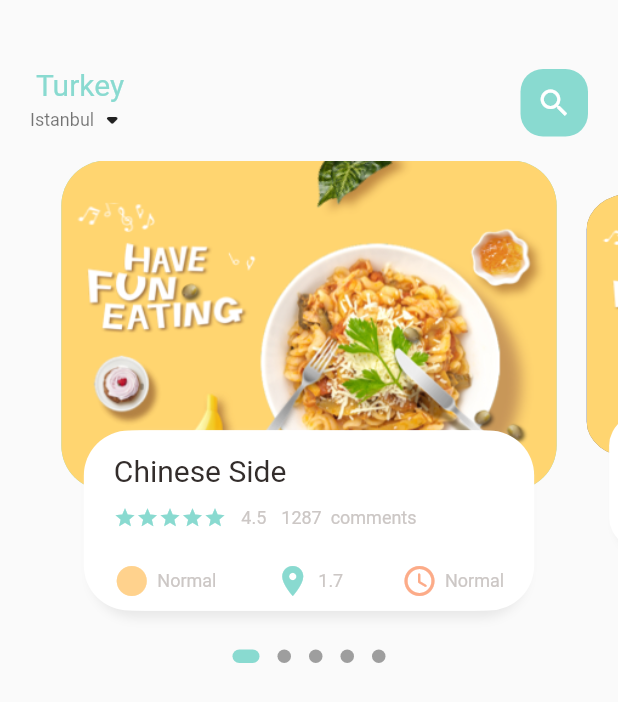
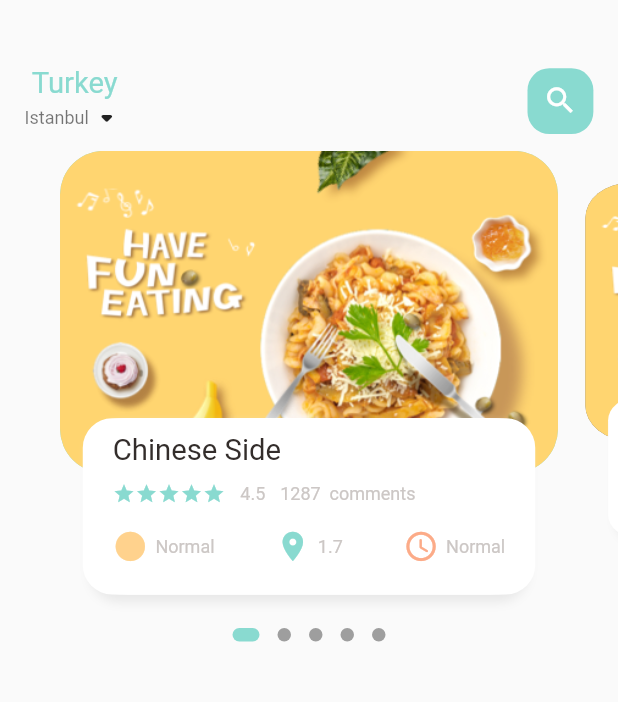
Before and after one commit to mehrdad03/food_delivery, a Flutter app: the screen it shows after launch, on a phone screen of 412 x 824 dp. Shown: the top 702 px of the screen. Run offline on Flutter 3.47's test engine with Material 2 defaults, Android fonts, the phone set to English and light mode, and no system bars; drawn by our look-alikes of dots_indicator; our stand-ins replace get.

Commit message:
responsive parameters

```diff
--- a/lib/home/food_page_body.dart
+++ b/lib/home/food_page_body.dart
@@ -2,6 +2,7 @@ import 'package:dots_indicator/dots_indicator.dart';
 import 'package:flutter/cupertino.dart';
 import 'package:flutter/material.dart';
 import 'package:food_delivery/utils/colors.dart';
+import 'package:food_delivery/utils/dimensions.dart';
 import 'package:food_delivery/widgets/big_text.dart';
 import 'package:food_delivery/widgets/icon_and_text_widget.dart';
 import 'package:food_delivery/widgets/small_text.dart';
@@ -20,7 +21,7 @@ class _FoodPageBodyState extends State<FoodPageBody> {
 
   var _currentPageValue = 0.0;
   double _scaleFactor = 0.8;
-  double _height = 220;
+  double _height = Dimensions.pageViewContainer;
 
   @override
   void initState() {
@@ -43,10 +44,11 @@ class _FoodPageBodyState extends State<FoodPageBody> {
 
   @override
   Widget build(BuildContext context) {
+    //print(MediaQuery.of(context).size.height.toString());
     return Column(
       children: [
         Container(
-          height: 320,
+          height: Dimensions.pageView,
           child: PageView.builder(
               controller: pageController,
               itemCount: 5,
@@ -102,10 +104,10 @@ class _FoodPageBodyState extends State<FoodPageBody> {
       child: Stack(
         children: [
           Container(
-              height: 220,
-              margin: const EdgeInsets.only(left: 10, right: 10),
+              height: Dimensions.pageViewContainer,
+              margin:  EdgeInsets.only(left: Dimensions.width10, right: Dimensions.width10),
               decoration: BoxDecoration(
-                borderRadius: BorderRadius.circular(30),
+                borderRadius: BorderRadius.circular(Dimensions.radius30),
                 color: index.isEven ? AppColors.mainColor : Colors.black54,
                 image: const DecorationImage(
                     fit: BoxFit.cover,
@@ -115,14 +117,14 @@ class _FoodPageBodyState extends State<FoodPageBody> {
             //like position widget
             alignment: Alignment.bottomCenter,
             child: Container(
-              height: 120,
-              margin: const EdgeInsets.only(
-                left: 30,
-                bottom: 20,
-                right: 30,
+              height: Dimensions.pageViewTextContainer,
+              margin:  EdgeInsets.only(
+                left: Dimensions.width30,
+                bottom: Dimensions.height20,
+                right: Dimensions.width30,
               ),
               decoration: BoxDecoration(
-                  borderRadius: BorderRadius.circular(30),
+                  borderRadius: BorderRadius.circular(Dimensions.radius20),
                   color: Colors.white,
                   boxShadow: const [
                     BoxShadow(
@@ -133,7 +135,7 @@ class _FoodPageBodyState extends State<FoodPageBody> {
                     BoxShadow(color: Colors.white, offset: Offset(5, 0)),
                   ]),
               child: Container(
-                padding: EdgeInsets.only(top: 15, left: 15, right: 15),
+                padding: EdgeInsets.only(top: Dimensions.height15, left: 15, right: 15),
                 child: Column(
                   crossAxisAlignment: CrossAxisAlignment.start,
                   children: [
@@ -161,13 +163,13 @@ class _FoodPageBodyState extends State<FoodPageBody> {
                           width: 10,
                         ),
                         SmallText(text: "1287  comments"),
-                        const SizedBox(
-                          height: 20,
+                         SizedBox(
+                          height: Dimensions.height10,
                         ),
                       ],
                     ),
-                    const SizedBox(
-                      height: 20,
+                     SizedBox(
+                      height: Dimensions.height20,
                     ),
                     Row(
                       mainAxisAlignment: MainAxisAlignment.spaceBetween,
--- a/lib/home/main_food_page.dart
+++ b/lib/home/main_food_page.dart
@@ -4,6 +4,7 @@ import 'package:food_delivery/utils/colors.dart';
 import 'package:food_delivery/widgets/big_text.dart';
 import 'package:food_delivery/widgets/small_text.dart';
 
+import '../utils/dimensions.dart';
 import 'food_page_body.dart';
 
 class MainFoodPage extends StatefulWidget {
@@ -22,8 +23,8 @@ class _MainFoodPageState extends State<MainFoodPage> {
           //showing the header
           Container(
             child: Container(
-              padding: EdgeInsets.only(left: 20, right: 20),
-              margin: EdgeInsets.only(top: 45, bottom: 15),
+              padding: EdgeInsets.only(left: Dimensions.width20, right: Dimensions.width20),
+              margin: EdgeInsets.only(top: Dimensions.height45, bottom: Dimensions.height15),
               child: Row(
                 mainAxisAlignment: MainAxisAlignment.spaceBetween,
                 children: [
@@ -46,11 +47,12 @@ class _MainFoodPageState extends State<MainFoodPage> {
                       child: Icon(
                         Icons.search,
                         color: Colors.white,
+                        size: Dimensions.iconSize24,
                       ),
-                      width: 45,
-                      height: 45,
+                      width: Dimensions.height45,
+                      height: Dimensions.height45,
                       decoration: BoxDecoration(
-                          borderRadius: BorderRadius.circular(15),
+                          borderRadius: BorderRadius.circular(Dimensions.radius15),
                           color: AppColors.mainColor),
                     ),
                   ),
--- a/lib/main.dart
+++ b/lib/main.dart
@@ -1,5 +1,6 @@
 import 'package:flutter/material.dart';
 import 'package:food_delivery/home/main_food_page.dart';
+import 'package:get/get.dart';
 
 void main() {
   runApp(const MyApp());
@@ -11,7 +12,7 @@ class MyApp extends StatelessWidget {
   // This widget is the root of your application.
   @override
   Widget build(BuildContext context) {
-    return MaterialApp(
+    return GetMaterialApp(
       debugShowCheckedModeBanner: false,
       title: 'Flutter Demo',
       theme: ThemeData(
--- /dev/null
+++ b/lib/utils/dimensions.dart
@@ -0,0 +1,35 @@
+import 'package:get/get.dart';
+
+class Dimensions {
+  static double screenHeight = Get.context!.height;
+  static double screenWidth = Get.context!.width;
+  //x=phone screen size / height of slider for ex:880/220
+  static double pageView=screenHeight/2.64;
+  //x=phone screen size / height of slider for ex:880/220
+  static double pageViewContainer=screenHeight/3.84;
+  //x=phone screen size / height of slider for ex:880/120
+  static double pageViewTextContainer=screenHeight/7.02;
+//for padding responsive
+  static double height10=screenHeight/90.4;
+  static double height15=screenHeight/85.27;
+  static double height20=screenHeight/50.2;
+
+  static double height45=screenHeight/18.76;
+  //for padding  and margin responsive
+  static double width10=screenHeight/90.4;
+  static double width15=screenHeight/85.27;
+  static double width20=screenHeight/50.2;
+  static double width30=screenHeight/28.13;
+
+
+  static double font20=screenHeight/42.2;
+
+  static double radius15=screenHeight/56.27;
+  static double radius20=screenHeight/42.2;
+  static double radius30=screenHeight/28.13;
+
+  //icon size
+  static double iconSize24=screenHeight/35.17;
+
+
+}
--- a/lib/widgets/big_text.dart
+++ b/lib/widgets/big_text.dart
@@ -1,4 +1,5 @@
 import 'package:flutter/cupertino.dart';
+import 'package:food_delivery/utils/dimensions.dart';
 
 class BigText extends StatelessWidget {
   Color? color;
@@ -21,7 +22,7 @@ class BigText extends StatelessWidget {
       maxLines: 1, //show text in just one line
       overflow: overflow,
       style: TextStyle(
-          fontSize: size,
+          fontSize: Dimensions.font20,
           fontFamily: 'Roboto',
           color: color,
           fontWeight: FontWeight.w400),
--- a/lib/widgets/icon_and_text_widget.dart
+++ b/lib/widgets/icon_and_text_widget.dart
@@ -1,4 +1,5 @@
 import 'package:flutter/cupertino.dart';
+import 'package:food_delivery/utils/dimensions.dart';
 import 'package:food_delivery/widgets/small_text.dart';
 
 class IconAndTextWidget extends StatelessWidget {
@@ -18,7 +19,7 @@ class IconAndTextWidget extends StatelessWidget {
   Widget build(BuildContext context) {
     return Row(
       children: [
-        Icon(icon,color: iconColor,),
+        Icon(icon,color: iconColor,size: Dimensions.iconSize24,),
         const SizedBox(width: 5),
         SmallText(text: text)
       ],
--- a/pubspec.yaml
+++ b/pubspec.yaml
@@ -31,6 +31,7 @@ environment:
 dependencies:
   flutter:
     sdk: flutter
+  get: ^4.1.4
   dots_indicator: ^2.1.0
   # The following adds the Cupertino Icons font to your application.
   # Use with the CupertinoIcons class for iOS style icons.
```
Also changed, not shown: pubspec.lock.
